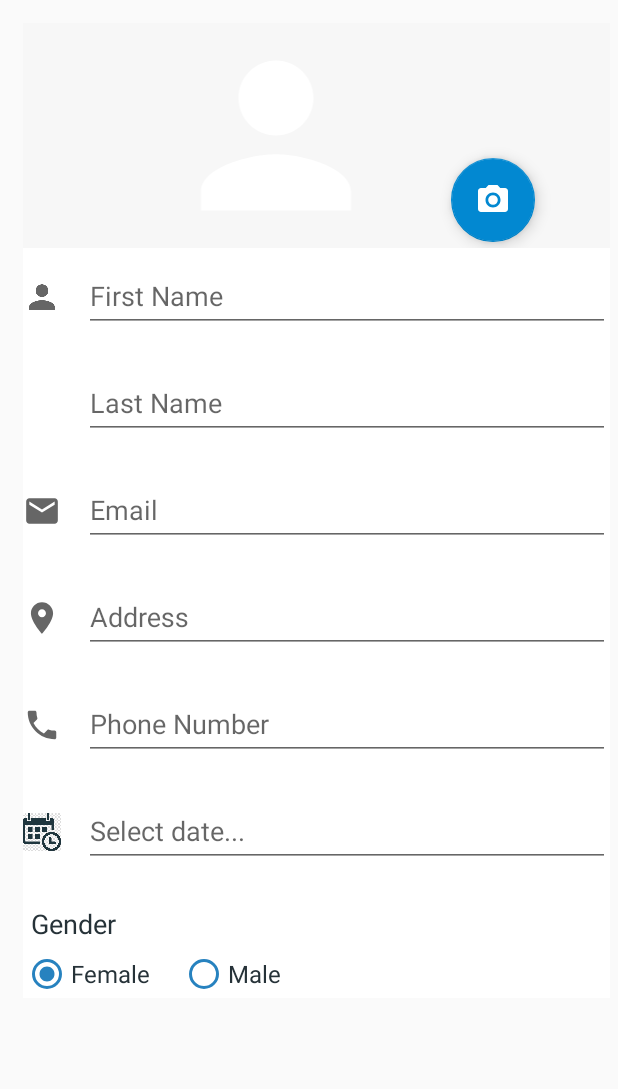
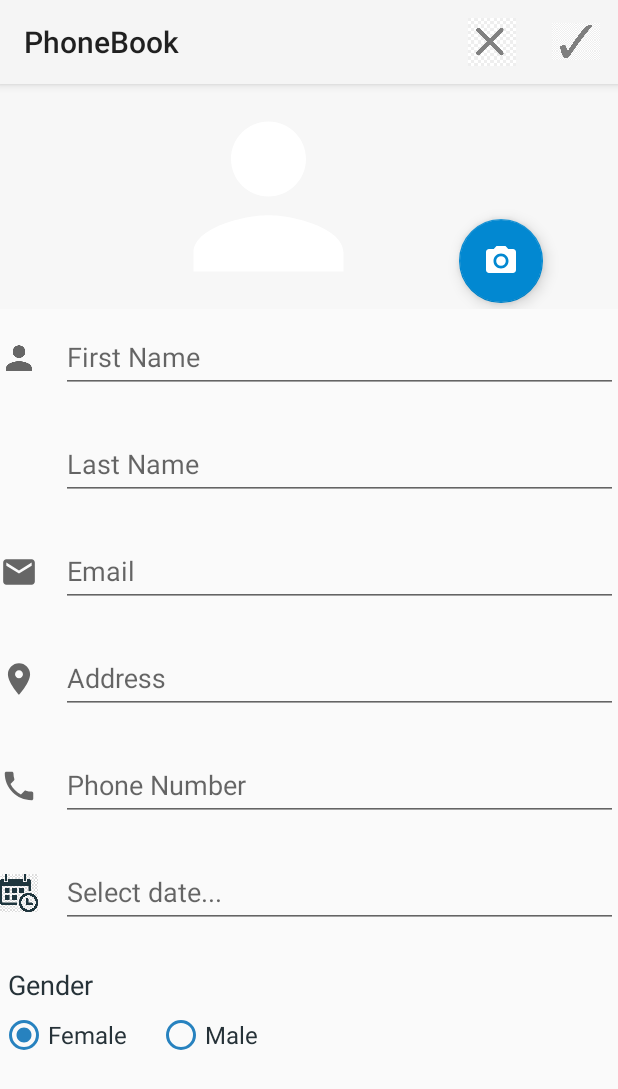
Before and after one commit to julia-commits/PhoneBook, an Android app: the ContactsFragment screen opened directly, with no data from a screen before it, after a tap on an icon or button, on a phone screen of 412 x 824 dp. Shown: the top 1089 px of the screen. Run offline under Robolectric (Android 15) with nearby library versions, the phone set to English and light mode, and no system bars.

Commit message:
**toolbar

```diff
--- a/app/src/main/AndroidManifest.xml
+++ b/app/src/main/AndroidManifest.xml
@@ -8,7 +8,7 @@
         android:label="@string/app_name"
         android:roundIcon="@mipmap/ic_launcher_round"
         android:supportsRtl="true"
-        android:theme="@style/Theme.AppCompat.Light.NoActionBar">
+        android:theme="@style/Theme.AppCompat.Light">
         <activity android:name=".Activities.SplashActivity">
             <intent-filter>
                 <action android:name="android.intent.action.MAIN" />
--- a/app/src/main/java/com/example/phonebook/Fragments/AddNewFragment.java
+++ b/app/src/main/java/com/example/phonebook/Fragments/AddNewFragment.java
@@ -3,13 +3,22 @@ package com.example.phonebook.Fragments;
 import android.app.DatePickerDialog;
 import android.os.Build;
 import android.os.Bundle;
+
+import androidx.annotation.NonNull;
+import androidx.annotation.Nullable;
 import androidx.annotation.RequiresApi;
+import androidx.appcompat.app.AppCompatActivity;
+import androidx.appcompat.widget.Toolbar;
 import androidx.fragment.app.Fragment;
 import android.view.LayoutInflater;
+import android.view.MenuInflater;
 import android.view.View;
 import android.view.ViewGroup;
 import android.widget.DatePicker;
 import android.widget.EditText;
+import android.view.Menu;
+import android.view.MenuItem;
+import android.widget.Toast;
 
 import com.example.phonebook.R;
 
@@ -28,12 +37,21 @@ public class AddNewFragment extends Fragment {
         // Required empty public constructor
     }
 
+    private Toolbar toolbar;
+
+
 
     @RequiresApi(api = Build.VERSION_CODES.LOLLIPOP)
     @Override
     public View onCreateView(LayoutInflater inflater, ViewGroup container,
                              Bundle savedInstanceState) {
+
+        setHasOptionsMenu(true);
+        Objects.requireNonNull(((AppCompatActivity) Objects.requireNonNull(getActivity())).getSupportActionBar()).show();
+
         View view = inflater.inflate(R.layout.fragment_add_new, container, false);
+
+
         // Inflate the layout for this fragment
 
         //datepicker
@@ -62,11 +80,40 @@ public class AddNewFragment extends Fragment {
 
             }
         });
+
+        //for our actionbar
+        setHasOptionsMenu(true);
         return view;
+
     }
 
 
 
+    //toolbar
 
+    @Override
+    public void onCreateOptionsMenu(@NonNull Menu menu, @NonNull MenuInflater inflater) {
+        super.onCreateOptionsMenu(menu, inflater);
+        inflater.inflate(R.menu.navmenu, menu);
+    }
 
+    @Override
+    public void onCreate(@Nullable Bundle savedInstanceState) {
+        super.onCreate(savedInstanceState);
+        setHasOptionsMenu(true);
     }
+
+    @Override
+    public boolean onOptionsItemSelected(@NonNull MenuItem item) {
+        switch (item.getItemId()) {
+            case R.id.save:
+                Toast.makeText(getContext(),"Save button clicked", Toast.LENGTH_SHORT).show();
+                return true;
+
+            case R.id.cancel:
+                Toast.makeText(getContext(), "Cancel button clicked", Toast.LENGTH_SHORT).show();
+                return true;
+        }
+        return super.onOptionsItemSelected(item);
+    }
+}
--- a/app/src/main/java/com/example/phonebook/Fragments/ContactsFragment.java
+++ b/app/src/main/java/com/example/phonebook/Fragments/ContactsFragment.java
@@ -5,6 +5,7 @@ import android.os.Bundle;
 
 import androidx.annotation.Nullable;
 import androidx.annotation.RequiresApi;
+import androidx.appcompat.app.AppCompatActivity;
 import androidx.fragment.app.Fragment;
 import androidx.fragment.app.FragmentTransaction;
 import androidx.recyclerview.widget.LinearLayoutManager;
@@ -18,6 +19,8 @@ import com.example.phonebook.Adapters.RecyclerAdapter;
 import com.example.phonebook.Fragments.AddNewFragment;
 import com.example.phonebook.R;
 import com.google.android.material.floatingactionbutton.FloatingActionButton;
+
+import java.util.Objects;
 
 
 /**
@@ -58,6 +61,7 @@ public class ContactsFragment extends Fragment {
             }
         });
 
+
         // lines to create RecyclerView in fragment
         recyclerView = view.findViewById(R.id.recyclerView);
         recyclerView.setHasFixedSize(true);
@@ -65,14 +69,16 @@ public class ContactsFragment extends Fragment {
         recyclerView.setAdapter(new RecyclerAdapter());
 
 
+
+        //hiding app bar for this fragment, not necessary anymore but now we know how to do it lol now we need it
+        View layout = inflater.inflate(R.layout.fragment_contacts, container, false);
+        Objects.requireNonNull(((AppCompatActivity) Objects.requireNonNull(getActivity())).getSupportActionBar()).hide();
+
+
         return view;
 
-        /*hiding app bar for this fragment, not necessary anymore but now we know how to do it lol
-        View layout = inflater.inflate(R.layout.fragment_contacts, container, false);
-        ((AppCompatActivity) getActivity()).getSupportActionBar().hide();*/
+
+           }
 
 
-
-
-    }
 }
--- a/app/src/main/res/layout/fragment_add_new.xml
+++ b/app/src/main/res/layout/fragment_add_new.xml
@@ -6,24 +6,14 @@
     android:layout_height="match_parent"
     tools:context=".Fragments.AddNewFragment"
     android:id="@+id/fragment_container"
-    android:layout_marginRight="5dp"
-    android:layout_marginLeft="15dp"
-    android:layout_marginTop="15dp"
-    android:layout_marginBottom="15dp"
     android:background="@android:color/transparent">
 
     <!-- TODO: Update blank fragment layout -->
 
-    <ScrollView
-        android:id="@+id/nested_scroll_view"
-        android:layout_width="match_parent"
-        android:layout_height="wrap_content"
-        android:background="@android:color/white"
-        android:clipToPadding="false"
-        android:scrollingCache="true"
-        android:fillViewport="true"
-        android:scrollbars="none"
-        app:layout_behavior="@string/appbar_scrolling_view_behavior">
+    <include
+        android:id="@+id/toolbar"
+        layout="@layout/toolbar">
+    </include>
 
         <androidx.constraintlayout.widget.ConstraintLayout
             android:id="@+id/constraint"
@@ -408,7 +398,7 @@
 
         </androidx.constraintlayout.widget.ConstraintLayout>
 
-    </ScrollView>
+
 
 
 </FrameLayout>
--- /dev/null
+++ b/app/src/main/res/layout/toolbar.xml
@@ -0,0 +1,9 @@
+<?xml version="1.0" encoding="utf-8"?>
+<androidx.appcompat.widget.Toolbar xmlns:http="http://schemas.android.com/apk/res-auto"
+    xmlns:android="http://schemas.android.com/apk/res/android"
+    android:id="@+id/toolbar"
+    android:layout_width="match_parent"
+    android:layout_height="wrap_content"
+    android:background="@color/colorPrimary">
+
+</androidx.appcompat.widget.Toolbar>
--- a/app/src/main/res/menu/navmenu.xml
+++ b/app/src/main/res/menu/navmenu.xml
@@ -1,16 +1,22 @@
 <?xml version="1.0" encoding="utf-8"?>
-<menu xmlns:android="http://schemas.android.com/apk/res/android">
+<menu xmlns:android="http://schemas.android.com/apk/res/android"
+    xmlns:app="http://schemas.android.com/apk/res-auto">
 
 
     <item
-        android:id="@+id/exit"
-        android:icon="@drawable/exit"
-        android:title="@string/exit"/>
+        android:id="@+id/cancel"
+        android:icon="@drawable/cancelit"
+        android:title="Cancel"
+        app:showAsAction="always"
+        android:orderInCategory="100" />
 
     <item
-        android:id="@+id/people"
-        android:icon="@drawable/people"
-        android:title="@string/people"/>
+        android:id="@+id/save"
+        android:icon="@drawable/saveicon"
+        android:title="Save"
+        app:showAsAction="ifRoom"
+        android:orderInCategory="200"
+        />
 
 
 </menu>
--- a/app/src/main/res/values/styles.xml
+++ b/app/src/main/res/values/styles.xml
@@ -1,7 +1,7 @@
 <resources>
 
     <!-- Base application theme. -->
-    <style name="AppTheme" parent="Theme.AppCompat.Light.NoActionBar">
+    <style name="AppTheme" parent="Theme.AppCompat.Light">
         <!-- Customize your theme here. -->
         <item name="colorPrimary">#F4C025</item>
         <item name="colorPrimaryDark">#B1984F</item>
@@ -13,4 +13,5 @@
         <item name="colorControlActivated">@color/light_blue_400</item>    //Floating label color
     </style>
 
+
 </resources>
```
Also changed, not shown: app/src/main/java/com/example/phonebook/Activities/MainActivity.java (+9 -2 lines), app/src/main/res/drawable-v24/cancelit.jpg (added), app/src/main/res/drawable-v24/saveicon.png (added).
